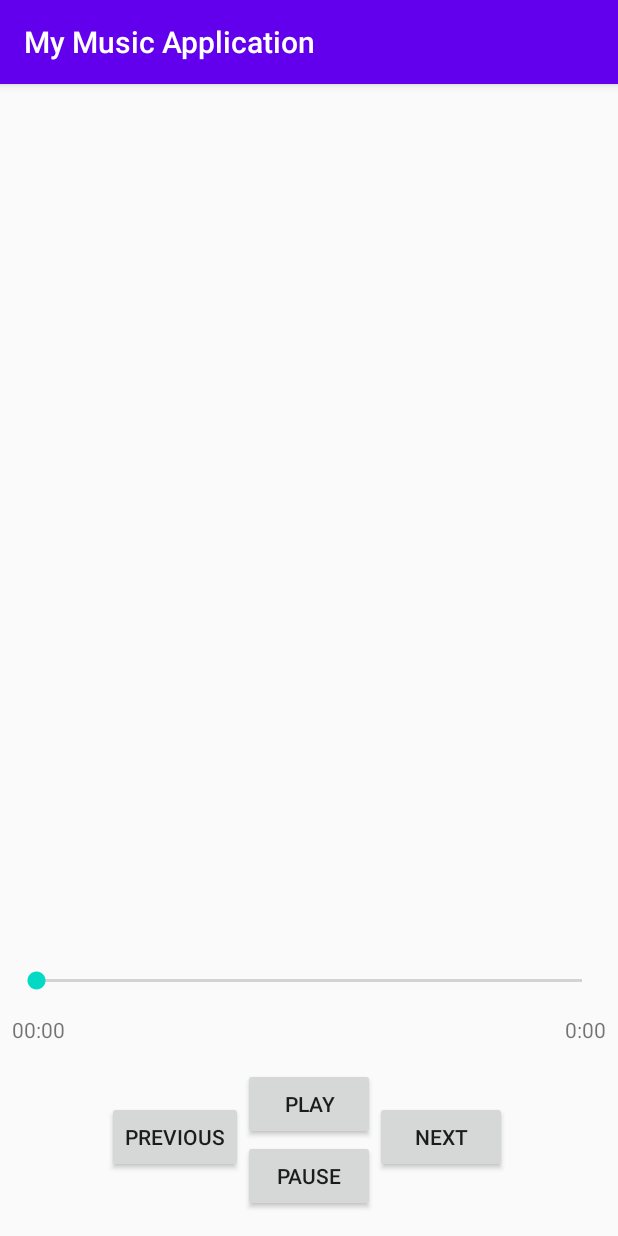
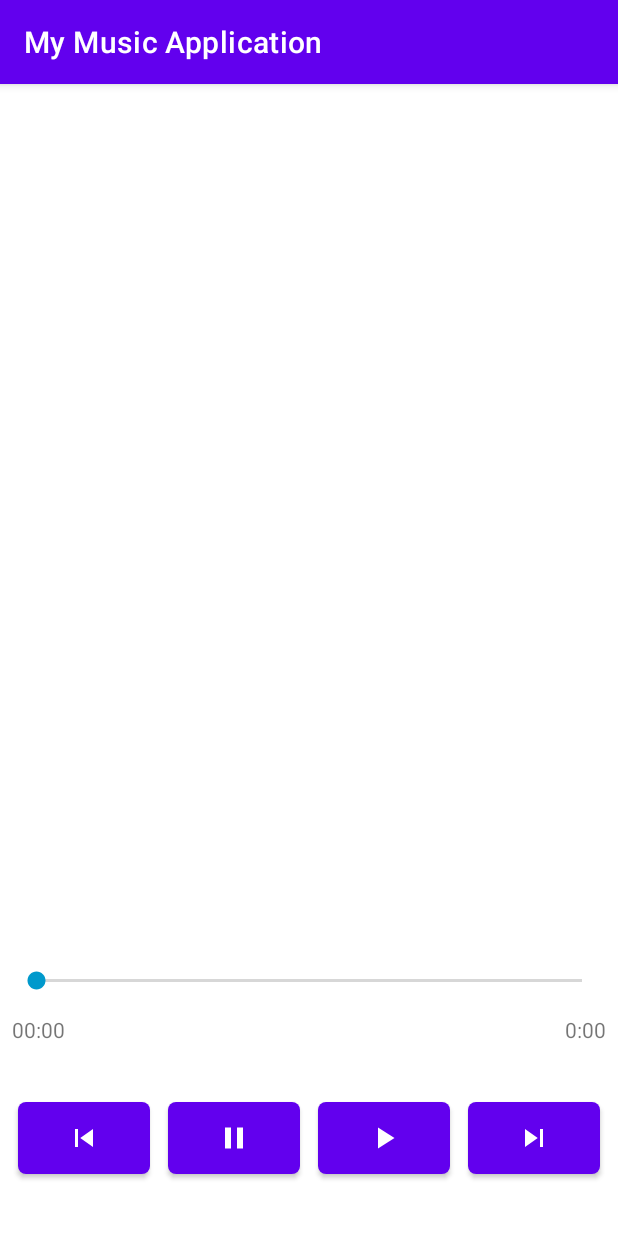
Before and after one commit to ETS-Android5/MyMusicApplication2, an Android app: the screen it shows after launch (HomeActivity), on a phone screen of 412 x 824 dp. Run offline under Robolectric (Android 15) with nearby library versions, the phone set to English and light mode, and no system bars; our stand-ins replace Picasso; libraries missing offline, so code that uses them is left out: io.gresse.hugo; pictures from the network do not load; 1 statement that could not run was skipped.

```diff
--- a/app/build.gradle
+++ b/app/build.gradle
@@ -68,4 +68,7 @@ dependencies {
     //Glide
     implementation 'com.github.bumptech.glide:glide:4.11.0'
     annotationProcessor 'com.github.bumptech.glide:compiler:4.11.0'
+
+    implementation 'io.gresse.hugo.vumeterlibrary:vumeterlibrary:1.0.17'
+
 }
--- a/app/src/main/java/com/peter/android/mymusicapplication/activities/HomeActivity.java
+++ b/app/src/main/java/com/peter/android/mymusicapplication/activities/HomeActivity.java
@@ -108,8 +108,14 @@ public class HomeActivity extends AppCompatActivity implements AudioBlogsRvAdapt
 
             @Override
             public void onFailure(@NotNull ApolloException e) {
+                HomeActivity.this.runOnUiThread(new Runnable() {
+                    @Override
+                    public void run() {
+                        Toast.makeText(HomeActivity.this,"Connection Error",Toast.LENGTH_SHORT).show();
+                    }
+                });
                 Log.e("Apolo Error",e.toString());// should we retry ?
-                Toast.makeText(HomeActivity.this,"Connection Error",Toast.LENGTH_SHORT).show();
+
             }
         });
         initilizeViews();
@@ -146,29 +152,31 @@ public class HomeActivity extends AppCompatActivity implements AudioBlogsRvAdapt
 //        tvDuration.setText(stringTotalTime);
 
         sbProgress = (SeekBar) findViewById(R.id.seekBar);
-        sbProgress.setOnSeekBarChangeListener(new SeekBar.OnSeekBarChangeListener() {
-            int time;
+        sbProgress.setClickable(false);
 
-            @Override
-            public void onProgressChanged(SeekBar seekBar, int progress, boolean fromUser) {
-                time = progress;
-
-                sbProgress.setProgress(this.time);
-                if (fromUser)
-                    tvTime.setText(getTimeString(time));
-            }
-
-            @Override
-            public void onStartTrackingTouch(SeekBar seekBar) {
-                blockGUIUpdate = true;
-            }
-
-            @Override
-            public void onStopTrackingTouch(SeekBar seekBar) {
-                unblockGUIUpdate();
-                setTime(time);
-            }
-        });
+//        sbProgress.setOnSeekBarChangeListener(new SeekBar.OnSeekBarChangeListener() {
+//            int time;
+//
+//            @Override
+//            public void onProgressChanged(SeekBar seekBar, int progress, boolean fromUser) {
+//                time = progress;
+//
+//                sbProgress.setProgress(this.time);
+//                if (fromUser)
+//                    tvTime.setText(getTimeString(time));
+//            }
+//
+//            @Override
+//            public void onStartTrackingTouch(SeekBar seekBar) {
+//                blockGUIUpdate = true;
+//            }
+//
+//            @Override
+//            public void onStopTrackingTouch(SeekBar seekBar) {
+//                unblockGUIUpdate();
+//                setTime(time);
+//            }
+//        });
     }
 
 
@@ -263,6 +271,7 @@ public class HomeActivity extends AppCompatActivity implements AudioBlogsRvAdapt
     @Override
     public void onItemClick(View view, int position) {
         switch (view.getId()){
+            case R.id.item_view:
             case R.id.tv_date:
             case R.id.tv_size:
             case R.id.tv_name:
--- /dev/null
+++ b/app/src/main/res/drawable/ic_pause.xml
@@ -0,0 +1,5 @@
+<vector android:autoMirrored="true" android:height="24dp"
+    android:tint="@android:color/white" android:viewportHeight="24"
+    android:viewportWidth="24" android:width="24dp" xmlns:android="http://schemas.android.com/apk/res/android">
+    <path android:fillColor="@android:color/white" android:pathData="M6,19h4L10,5L6,5v14zM14,5v14h4L18,5h-4z"/>
+</vector>
--- /dev/null
+++ b/app/src/main/res/drawable/ic_play_arrow.xml
@@ -0,0 +1,5 @@
+<vector android:autoMirrored="true" android:height="24dp"
+    android:tint="@android:color/white" android:viewportHeight="24"
+    android:viewportWidth="24" android:width="24dp" xmlns:android="http://schemas.android.com/apk/res/android">
+    <path android:fillColor="@android:color/white" android:pathData="M8,5v14l11,-7z"/>
+</vector>
--- /dev/null
+++ b/app/src/main/res/drawable/ic_skip_next.xml
@@ -0,0 +1,5 @@
+<vector android:autoMirrored="true" android:height="24dp"
+    android:tint="@android:color/white" android:viewportHeight="24"
+    android:viewportWidth="24" android:width="24dp" xmlns:android="http://schemas.android.com/apk/res/android">
+    <path android:fillColor="@android:color/white" android:pathData="M6,18l8.5,-6L6,6v12zM16,6v12h2V6h-2z"/>
+</vector>
--- /dev/null
+++ b/app/src/main/res/drawable/ic_skip_previous.xml
@@ -0,0 +1,5 @@
+<vector android:autoMirrored="true" android:height="24dp"
+    android:tint="@android:color/white" android:viewportHeight="24"
+    android:viewportWidth="24" android:width="24dp" xmlns:android="http://schemas.android.com/apk/res/android">
+    <path android:fillColor="@android:color/white" android:pathData="M6,6h2v12L6,18zM9.5,12l8.5,6L18,6z"/>
+</vector>
--- a/app/src/main/res/layout/activity_home.xml
+++ b/app/src/main/res/layout/activity_home.xml
@@ -4,7 +4,8 @@
     xmlns:tools="http://schemas.android.com/tools"
     android:layout_width="match_parent"
     android:layout_height="match_parent"
-    tools:context=".activities.HomeActivity">
+    tools:context=".activities.HomeActivity"
+    android:background="@android:color/white">
 
     <androidx.recyclerview.widget.RecyclerView
         android:id="@+id/rv_audioBlog"
@@ -43,57 +44,100 @@
                 app:layout_constraintRight_toRightOf="parent"
                 tools:layout_constraintBottom_creator="1" />
 
-            <Button
+            <com.google.android.material.button.MaterialButton
                 android:id="@+id/button"
                 android:layout_width="wrap_content"
                 android:layout_height="wrap_content"
+                android:layout_marginTop="72dp"
                 android:onClick="play"
-                android:text="Play"
-                app:layout_constraintBottom_toTopOf="@+id/button2"
-                app:layout_constraintHorizontal_bias="0.0"
-                app:layout_constraintLeft_toLeftOf="@+id/button2"
-                app:layout_constraintRight_toRightOf="@+id/button2"
+                app:iconGravity="textStart"
+                app:iconPadding="0dp"
+                android:insetLeft="0dp"
+                android:insetTop="0dp"
+                android:insetRight="0dp"
+                android:insetBottom="0dp"
+                app:icon="@drawable/ic_play_arrow"
+                app:layout_constraintEnd_toStartOf="@+id/button3"
+                app:layout_constraintHorizontal_bias="0.5"
+                app:layout_constraintStart_toEndOf="@+id/button2"
+                app:layout_constraintTop_toBottomOf="@+id/seekBar"
                 tools:layout_constraintBottom_creator="1"
                 tools:layout_constraintLeft_creator="1"
-                tools:layout_constraintRight_creator="1" />
+                tools:layout_constraintRight_creator="1"
+                app:rippleColor="@android:color/white"
+                app:cornerRadius="5dp"
+                />
 
-            <Button
+            <com.google.android.material.button.MaterialButton
                 android:id="@+id/button2"
                 android:layout_width="wrap_content"
                 android:layout_height="wrap_content"
-                android:layout_marginBottom="16dp"
+                android:layout_marginTop="72dp"
                 android:onClick="pause"
-                android:text="Pause"
-                app:layout_constraintBottom_toBottomOf="parent"
-                app:layout_constraintLeft_toLeftOf="parent"
-                app:layout_constraintRight_toRightOf="parent"
+                app:icon="@drawable/ic_pause"
+                app:iconGravity="textStart"
+                app:iconPadding="0dp"
+                android:insetLeft="0dp"
+                android:insetTop="0dp"
+                android:insetRight="0dp"
+                android:insetBottom="0dp"
+                app:layout_constraintEnd_toStartOf="@+id/button"
+                app:layout_constraintHorizontal_bias="0.5"
+                app:layout_constraintStart_toEndOf="@+id/button4"
+                app:layout_constraintTop_toBottomOf="@+id/seekBar"
                 tools:layout_constraintBottom_creator="1"
                 tools:layout_constraintLeft_creator="1"
-                tools:layout_constraintRight_creator="1" />
+                tools:layout_constraintRight_creator="1"
+                app:rippleColor="@android:color/white"
+                app:cornerRadius="5dp"
+                />
 
-            <Button
+            <com.google.android.material.button.MaterialButton
                 android:id="@+id/button3"
                 android:layout_width="wrap_content"
                 android:layout_height="wrap_content"
-                android:layout_marginBottom="26dp"
+                android:layout_marginTop="72dp"
                 android:onClick="next"
-                android:text="Next"
-                app:layout_constraintBottom_toBottomOf="@+id/button2"
-                app:layout_constraintLeft_toRightOf="@+id/button2"
+                app:icon="@drawable/ic_skip_next"
+                app:iconGravity="textStart"
+                app:iconPadding="0dp"
+                android:insetLeft="0dp"
+                android:insetTop="0dp"
+                android:insetRight="0dp"
+                android:insetBottom="0dp"
+                app:layout_constraintEnd_toEndOf="parent"
+                app:layout_constraintHorizontal_bias="0.5"
+                app:layout_constraintStart_toEndOf="@+id/button"
+                app:layout_constraintTop_toBottomOf="@+id/seekBar"
                 tools:layout_constraintBottom_creator="1"
-                tools:layout_constraintLeft_creator="1" />
+                tools:layout_constraintLeft_creator="1"
+                app:rippleColor="@android:color/white"
+                app:cornerRadius="5dp"
+                />
 
-            <Button
+            <com.google.android.material.button.MaterialButton
                 android:id="@+id/button4"
                 android:layout_width="wrap_content"
                 android:layout_height="wrap_content"
-                android:layout_marginBottom="26dp"
+                android:layout_marginTop="72dp"
                 android:onClick="previous"
-                android:text="Previous"
-                app:layout_constraintBottom_toBottomOf="@+id/button2"
-                app:layout_constraintRight_toLeftOf="@+id/button2"
+                app:iconGravity="textStart"
+                app:iconPadding="0dp"
+                android:insetLeft="0dp"
+                android:insetTop="0dp"
+                android:insetRight="0dp"
+                android:insetBottom="0dp"
+                app:icon="@drawable/ic_skip_previous"
+                app:layout_constraintEnd_toStartOf="@+id/button2"
+                app:layout_constraintHorizontal_bias="0.5"
+                app:layout_constraintStart_toStartOf="parent"
+                app:layout_constraintTop_toBottomOf="@+id/seekBar"
                 tools:layout_constraintBottom_creator="1"
-                tools:layout_constraintRight_creator="1" />
+                tools:layout_constraintRight_creator="1"
+                app:rippleColor="@android:color/white"
+                app:cornerRadius="5dp"
+                app:strokeColor="@android:color/background_light"
+                />
 
             <SeekBar
                 android:id="@+id/seekBar"
@@ -104,6 +148,9 @@
                 android:layout_marginEnd="8dp"
                 android:layout_marginRight="8dp"
                 android:layout_marginBottom="14dp"
+                android:clickable="false"
+                android:progressTint="@android:color/holo_blue_dark"
+                android:thumbTint="@android:color/holo_blue_dark"
                 app:layout_constraintBottom_toTopOf="@+id/tvDuration"
                 app:layout_constraintHorizontal_bias="0.0"
                 app:layout_constraintLeft_toLeftOf="parent"
--- a/app/src/main/res/values/colors.xml
+++ b/app/src/main/res/values/colors.xml
@@ -3,4 +3,6 @@
     <color name="colorPrimary">#6200EE</color>
     <color name="colorPrimaryDark">#3700B3</color>
     <color name="colorAccent">#03DAC5</color>
+    <color name="purple">#9C27B0</color>
+    <color name="black">#333030</color>
 </resources>
--- a/app/src/main/res/values/styles.xml
+++ b/app/src/main/res/values/styles.xml
@@ -1,6 +1,6 @@
 <resources>
     <!-- Base application theme. -->
-    <style name="AppTheme" parent="Theme.AppCompat.Light.DarkActionBar">
+    <style name="AppTheme" parent="Theme.MaterialComponents.Light.DarkActionBar">
         <!-- Customize your theme here. -->
         <item name="colorPrimary">@color/colorPrimary</item>
         <item name="colorPrimaryDark">@color/colorPrimaryDark</item>
```
Also changed, not shown: app/src/main/java/com/peter/android/mymusicapplication/PlayerService.java (+29 -23 lines), app/src/main/java/com/peter/android/mymusicapplication/adapters/AudioBlogsRvAdapter.java (+13 -3 lines), app/src/main/res/layout/audio_blog_item.xml (+26 -8 lines).
